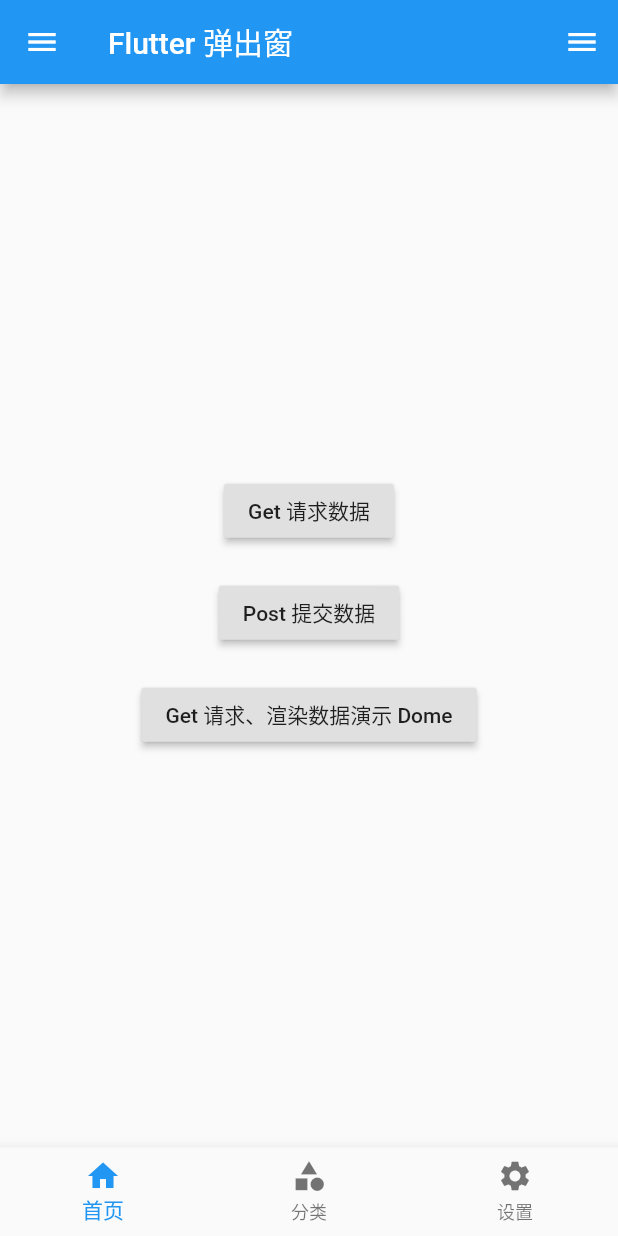
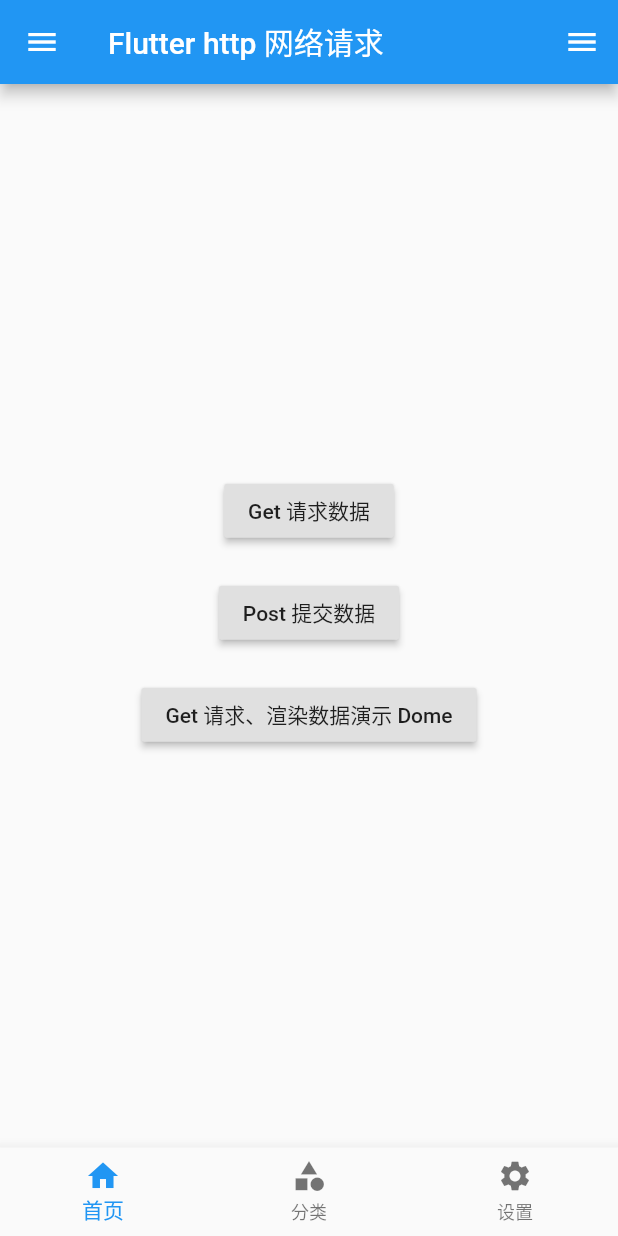
Before and after one commit to VIOOOO/Ovo, a Flutter app: the screen it shows after launch, on a phone screen of 412 x 824 dp. Run offline on Flutter 3.47's test engine with Material 2 defaults, Android fonts, the phone set to English and light mode, and no system bars; our stand-ins replace cached_network_image, flutter_swiper; project files that could hold a hidden picture were left out.

Commit message:
flutter 网络请求 以及 JSON 字符串和 Map 类型转换

```diff
--- a/flutter/flutterBak/flutter_diverse_demo/demo_lib/flutter_http_JSON/lib/pages/Tabs.dart
+++ b/flutter/flutterBak/flutter_diverse_demo/demo_lib/flutter_http_JSON/lib/pages/Tabs.dart
@@ -33,7 +33,7 @@
   Widget build(BuildContext context) {
     return Scaffold(
       appBar: AppBar(
-        title: Text('Flutter 弹出窗'),
+        title: Text('Flutter http 网络请求'),
       ),
       // 根据 tab 页签改变切换页面
       body: this._pageList[this._currentIndex],
```
